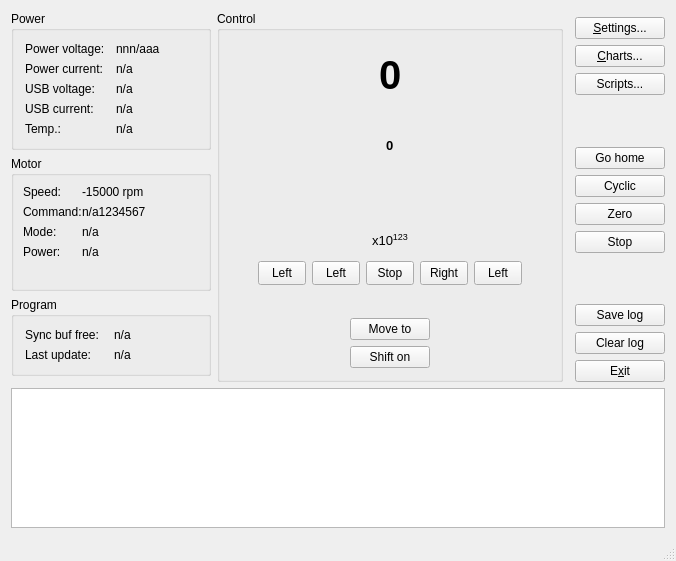
Qt form src/mainwindow.ui (EPC-MSU/XILab) before a commit.
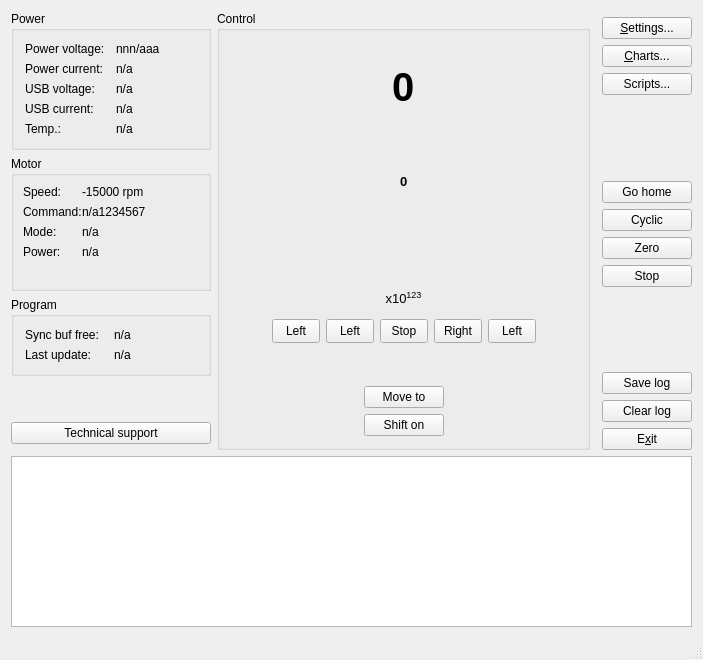
The same form after that commit. Icons and pictures are not drawn. Custom widgets are drawn as their Qt base class.

Commit message: Adding a technical support button in the main Xilab window.

Patch:
```diff
--- a/src/mainwindow.ui
+++ b/src/mainwindow.ui
@@ -6,8 +6,8 @@
    <rect>
     <x>0</x>
     <y>0</y>
-    <width>676</width>
-    <height>561</height>
+    <width>703</width>
+    <height>660</height>
    </rect>
   </property>
   <property name="sizePolicy">
@@ -384,6 +384,29 @@
           </layout>
          </widget>
         </item>
+        <item>
+         <spacer name="verticalSpacer_2">
+          <property name="orientation">
+           <enum>Qt::Vertical</enum>
+          </property>
+          <property name="sizeHint" stdset="0">
+           <size>
+            <width>20</width>
+            <height>40</height>
+           </size>
+          </property>
+         </spacer>
+        </item>
+        <item>
+         <widget class="QPushButton" name="TechSupport">
+          <property name="toolTip">
+           <string>&lt;html&gt;&lt;head/&gt;&lt;body&gt;&lt;p&gt;When you click the technical support button, the mail client will open, if it is installed. If it is not possible to identify the email client, the technical support page will open, where you can register if you have not yet contacted the technical support service and ask questions.&lt;/p&gt;&lt;/body&gt;&lt;/html&gt;</string>
+          </property>
+          <property name="text">
+           <string>Technical support</string>
+          </property>
+         </widget>
+        </item>
         <item>
          <spacer name="verticalSpacer_99">
           <property name="orientation">
```
The commit also changes 2 other files.
